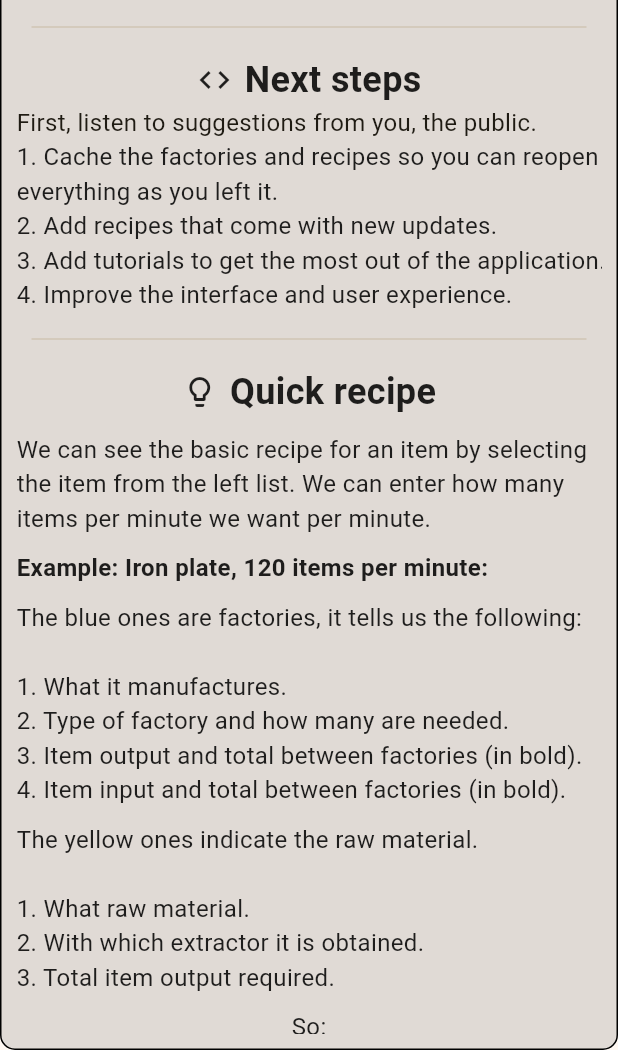
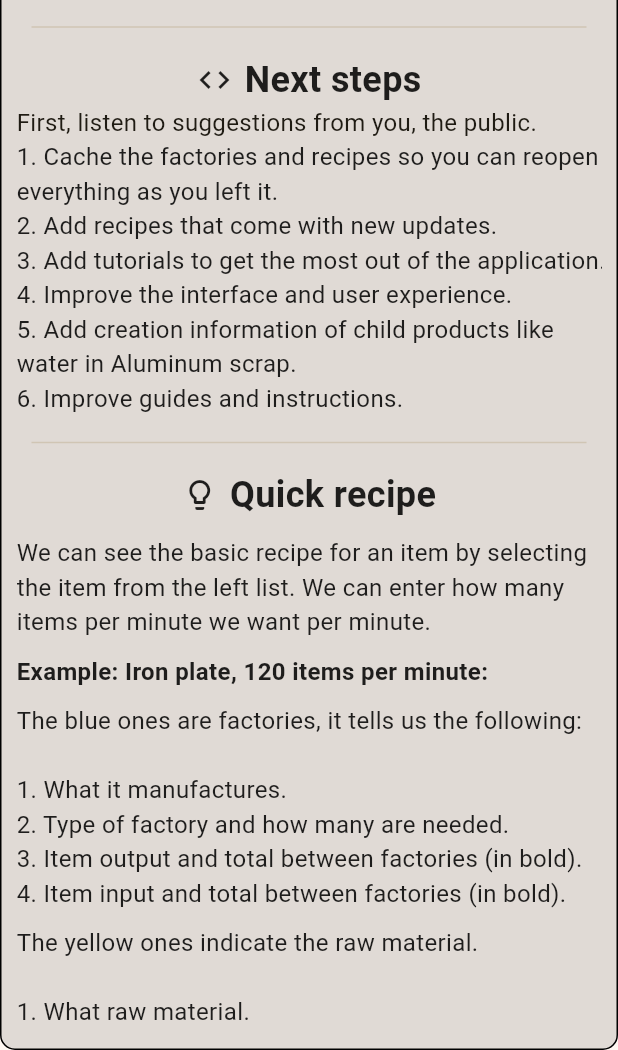
Before and after one commit to luisalex94/satisfactory_app, a Flutter app: the InfoPopup widget shown alone on an empty page, opened directly, on a phone screen of 412 x 824 dp, the part 186-1236 px from its top. Run offline on Flutter 3.47's test engine with Material 3 defaults, Android fonts, the phone set to English and light mode, and no system bars.

```diff
--- a/lib/cards/regular_item_card.dart
+++ b/lib/cards/regular_item_card.dart
@@ -43,7 +43,7 @@ class _RegularItemcardState extends State<RegularItemcard> {
             const Divider(),
             widget.material!.oreOutputPm != 0
                 ? Text(
-                    'InputPM: ${(widget.material!.oreOutputPm.toStringAsFixed(2))}',
+                    'Input(pm): ${(widget.material!.oreOutputPm.toStringAsFixed(2))}',
                     style: const TextStyle(fontWeight: FontWeight.bold))
                 : Container(),
           ],
--- a/lib/popup/info_popup.dart
+++ b/lib/popup/info_popup.dart
@@ -159,6 +159,34 @@ class _InfoPopupState extends State<InfoPopup> {
             ),
           ],
         ),
+        Row(
+          children: [
+            Expanded(
+              child: Text(
+                '5. Add creation information of child products like water in Aluminum scrap.',
+                style: TextStyle(
+                  fontSize: 16,
+                  color: Colors.black87,
+                ),
+                textAlign: TextAlign.left,
+              ),
+            ),
+          ],
+        ),
+        Row(
+          children: [
+            Expanded(
+              child: Text(
+                '6. Improve guides and instructions.',
+                style: TextStyle(
+                  fontSize: 16,
+                  color: Colors.black87,
+                ),
+                textAlign: TextAlign.left,
+              ),
+            ),
+          ],
+        )
       ],
     );
   }
```
